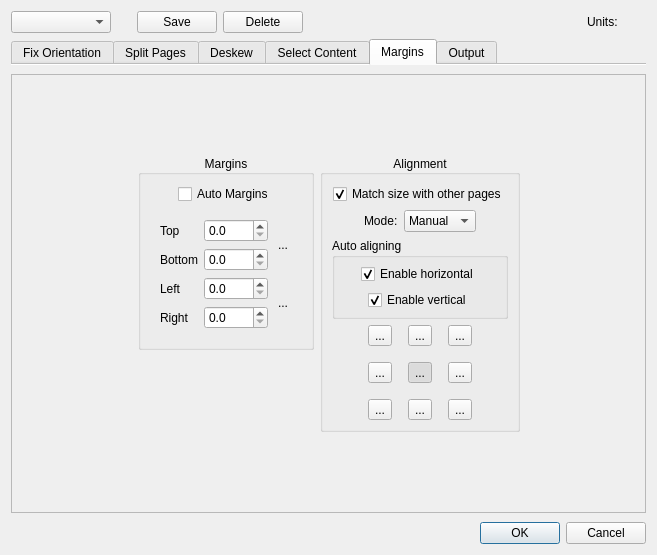
Above: src/app/DefaultParamsDialog.ui from 4lex4/scantailor-advanced before the change. Below: the same form after it.
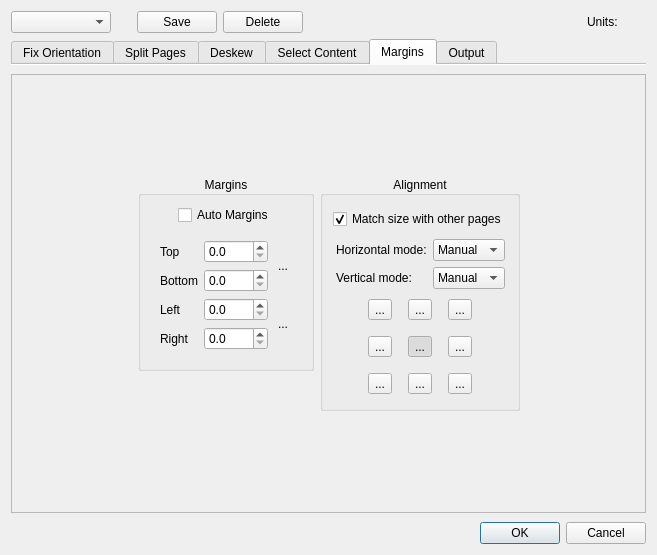
That is the form after the change. The open tabs and pages were chosen to show the change. Icons and pictures are not drawn.

Commit message: Allow to choose separate mode for horizontal and vertical alignment

What changed in the file:
```diff
--- a/src/app/DefaultParamsDialog.ui
+++ b/src/app/DefaultParamsDialog.ui
@@ -1501,7 +1501,7 @@
               <item>
                <layout class="QHBoxLayout" name="horizontalLayout_24">
                 <item>
-                 <spacer name="horizontalSpacer_55">
+                 <spacer name="horizontalSpacer_74">
                   <property name="orientation">
                    <enum>Qt::Horizontal</enum>
                   </property>
@@ -1514,36 +1514,69 @@
                  </spacer>
                 </item>
                 <item>
-                 <widget class="QLabel" name="alignmentModeLabel">
-                  <property name="text">
-                   <string>Mode:</string>
-                  </property>
-                 </widget>
-                </item>
-                <item>
-                 <widget class="QComboBox" name="alignmentMode">
-                  <property name="currentIndex">
-                   <number>1</number>
-                  </property>
-                  <item>
-                   <property name="text">
-                    <string comment="auto">Auto</string>
-                   </property>
+                 <layout class="QGridLayout" name="gridLayout_15">
+                  <item row="0" column="0">
+                   <widget class="QLabel" name="hAlignmentModeLabel">
+                    <property name="text">
+                     <string>Horizontal mode:</string>
+                    </property>
+                   </widget>
                   </item>
-                  <item>
-                   <property name="text">
-                    <string comment="manual">Manual</string>
-                   </property>
+                  <item row="1" column="0">
+                   <widget class="QLabel" name="vAlignmentModeLabel">
+                    <property name="text">
+                     <string>Vertical mode:</string>
+                    </property>
+                   </widget>
                   </item>
-                  <item>
-                   <property name="text">
-                    <string comment="original">Original</string>
-                   </property>
+                  <item row="0" column="1">
+                   <widget class="QComboBox" name="hAlignmentModeCB">
+                    <property name="currentIndex">
+                     <number>1</number>
+                    </property>
+                    <item>
+                     <property name="text">
+                      <string comment="auto">Auto</string>
+                     </property>
+                    </item>
+                    <item>
+                     <property name="text">
+                      <string comment="manual">Manual</string>
+                     </property>
+                    </item>
+                    <item>
+                     <property name="text">
+                      <string comment="original">Original</string>
+                     </property>
+                    </item>
+                   </widget>
                   </item>
-                 </widget>
+                  <item row="1" column="1">
+                   <widget class="QComboBox" name="vAlignmentModeCB">
+                    <property name="currentIndex">
+                     <number>1</number>
+                    </property>
+                    <item>
+                     <property name="text">
+                      <string comment="auto">Auto</string>
+                     </property>
+                    </item>
+                    <item>
+                     <property name="text">
+                      <string comment="manual">Manual</string>
+                     </property>
+                    </item>
+                    <item>
+                     <property name="text">
+                      <string comment="original">Original</string>
+                     </property>
+                    </item>
+                   </widget>
+                  </item>
+                 </layout>
                 </item>
                 <item>
-                 <spacer name="horizontalSpacer_56">
+                 <spacer name="horizontalSpacer_75">
                   <property name="orientation">
                    <enum>Qt::Horizontal</enum>
                   </property>
@@ -1557,107 +1590,6 @@
                 </item>
                </layout>
               </item>
-              <item>
-               <widget class="QGroupBox" name="autoAlignSettingsGroup">
-                <property name="title">
-                 <string>Auto aligning</string>
-                </property>
-                <layout class="QVBoxLayout" name="verticalLayout_9">
-                 <property name="leftMargin">
-                  <number>6</number>
-                 </property>
-                 <property name="topMargin">
-                  <number>6</number>
-                 </property>
-                 <property name="rightMargin">
-                  <number>6</number>
-                 </property>
-                 <property name="bottomMargin">
-                  <number>6</number>
-                 </property>
-                 <item>
-                  <layout class="QHBoxLayout" name="horizontalLayout_35">
-                   <item>
-                    <spacer name="horizontalSpacer_74">
-                     <property name="orientation">
-                      <enum>Qt::Horizontal</enum>
-                     </property>
-                     <property name="sizeHint" stdset="0">
-                      <size>
-                       <width>1</width>
-                       <height>1</height>
-                      </size>
-                     </property>
-                    </spacer>
-                   </item>
-                   <item>
-                    <widget class="QCheckBox" name="autoHorizontalAligningCB">
-                     <property name="text">
-                      <string>Enable horizontal</string>
-                     </property>
-                     <property name="checked">
-                      <bool>true</bool>
-                     </property>
-                    </widget>
-                   </item>
-                   <item>
-                    <spacer name="horizontalSpacer_75">
-                     <property name="orientation">
-                      <enum>Qt::Horizontal</enum>
-                     </property>
-                     <property name="sizeHint" stdset="0">
-                      <size>
-                       <width>1</width>
-                       <height>1</height>
-                      </size>
-                     </property>
-                    </spacer>
-                   </item>
-                  </layout>
-                 </item>
-                 <item>
-                  <layout class="QHBoxLayout" name="horizontalLayout_36">
-                   <item>
-                    <spacer name="horizontalSpacer_76">
-                     <property name="orientation">
-                      <enum>Qt::Horizontal</enum>
-                     </property>
-                     <property name="sizeHint" stdset="0">
-                      <size>
-                       <width>1</width>
-                       <height>1</height>
-                      </size>
-                     </property>
-                    </spacer>
-                   </item>
-                   <item>
-                    <widget class="QCheckBox" name="autoVerticalAligningCB">
-                     <property name="text">
-                      <string>Enable vertical</string>
-                     </property>
-                     <property name="checked">
-                      <bool>true</bool>
-                     </property>
-                    </widget>
-                   </item>
-                   <item>
-                    <spacer name="horizontalSpacer_77">
-                     <property name="orientation">
-                      <enum>Qt::Horizontal</enum>
-                     </property>
-                     <property name="sizeHint" stdset="0">
-                      <size>
-                       <width>1</width>
-                       <height>1</height>
-                      </size>
-                     </property>
-                    </spacer>
-                   </item>
-                  </layout>
-                 </item>
-                </layout>
-               </widget>
-              </item>
               <item>
                <layout class="QHBoxLayout" name="horizontalLayout_5">
                 <item>
```
Left out of the diff: 2 changed lines with no effect on the pictures. The commit also changes 7 other files.
